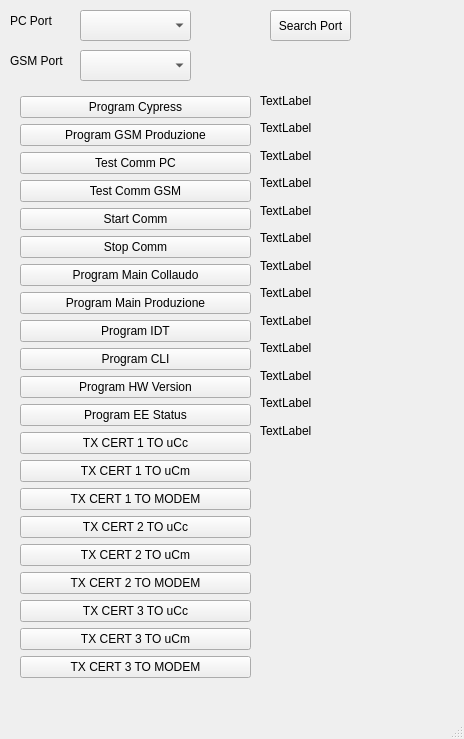
This is gui/MainWindow.ui in Alfa-Elettronica/SwCollaudoL24 as Qt 5 draws it before an edit. The edited form follows.
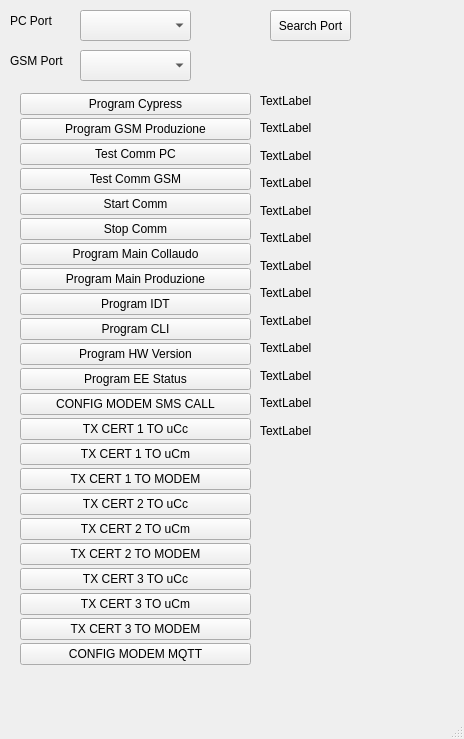
This is the edited form.

Commit message: start modem buttons

Diff of the .ui file:
```diff
--- a/gui/MainWindow.ui
+++ b/gui/MainWindow.ui
@@ -237,6 +237,13 @@
        </property>
       </widget>
      </item>
+     <item>
+      <widget class="QPushButton" name="btn_start_modem">
+       <property name="text">
+        <string>CONFIG MODEM SMS CALL</string>
+       </property>
+      </widget>
+     </item>
      <item>
       <widget class="QPushButton" name="btn_wr_cert1">
        <property name="text">
@@ -300,6 +307,13 @@
        </property>
       </widget>
      </item>
+     <item>
+      <widget class="QPushButton" name="btn_start_modem_mqtt">
+       <property name="text">
+        <string>CONFIG MODEM MQTT</string>
+       </property>
+      </widget>
+     </item>
     </layout>
    </widget>
    <widget class="QComboBox" name="comboPortGSM">
```
The commit also changes 2 other files.
